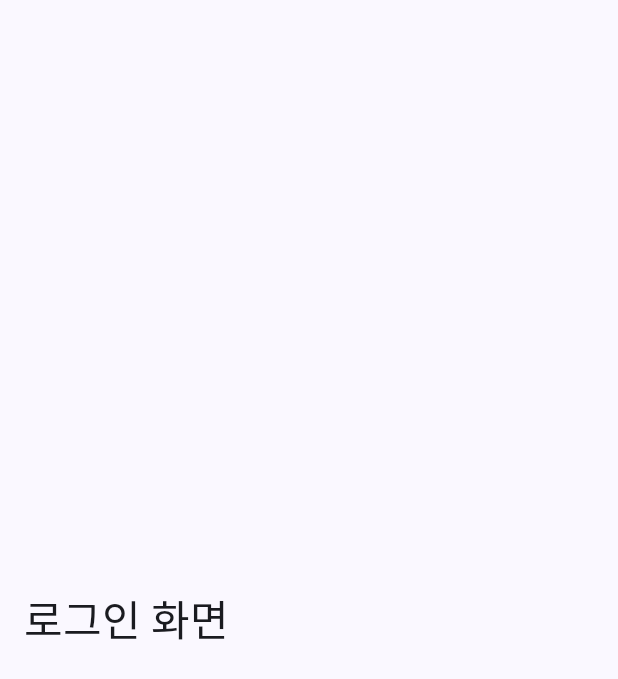
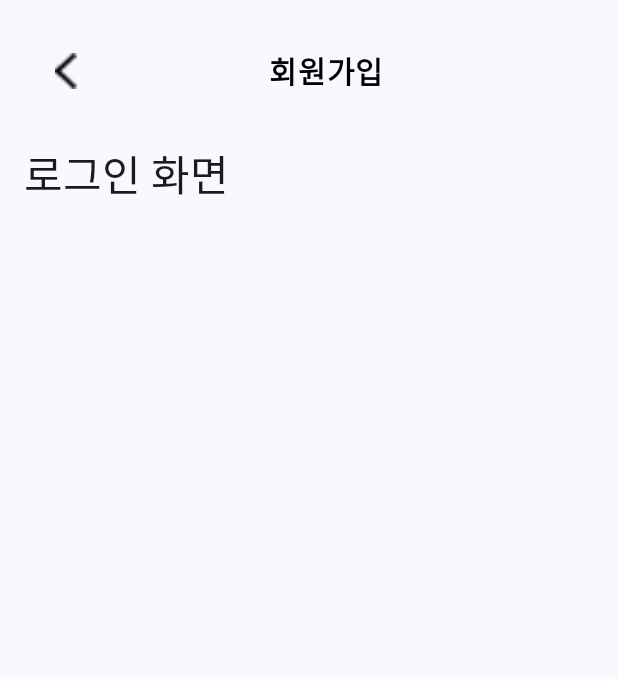
Before and after one commit to dbdbais/Kids-Wallet, an Android app built with Jetpack Compose: the screen it shows after launch (MainActivity), after a tap on "로그인", on a phone screen of 412 x 824 dp. Shown: the top 679 px of the screen. Run offline under Robolectric (Android 15) with nearby library versions, the light colour scheme and no system bars.

Commit message:
[feat] 네비게이션 코드 일관성 통일

```diff
--- a/Frontend/client/KidsWallet/app/src/main/java/com/ssafy/kidswallet/MainActivity.kt
+++ b/Frontend/client/KidsWallet/app/src/main/java/com/ssafy/kidswallet/MainActivity.kt
@@ -1,22 +1,25 @@
 package com.ssafy.kidswallet
-
+import LoginRoutingScreen
+import QuizScreen
 import android.os.Bundle
 import androidx.activity.ComponentActivity
 import androidx.activity.compose.setContent
-import androidx.compose.foundation.clickable
 import androidx.compose.foundation.layout.*
 import androidx.compose.material3.*
 import androidx.compose.runtime.*
 import androidx.compose.ui.Modifier
 import androidx.compose.ui.unit.dp
-import com.ssafy.kidswallet.ui.screens.run.parents.RunParentsScreen
+import androidx.navigation.NavHostController
+import androidx.navigation.compose.NavHost
+import androidx.navigation.compose.composable
+import androidx.navigation.compose.rememberNavController
+import com.ssafy.kidswallet.ui.screens.run.RunParentsScreen
 import com.ssafy.kidswallet.ui.theme.KidsWalletTheme
-import androidx.navigation.compose.rememberNavController
 import com.ssafy.kidswallet.ui.screens.begging.BeggingScreen
 import com.ssafy.kidswallet.ui.screens.card.CardScreen
+import com.ssafy.kidswallet.ui.screens.main.MainPageScreen
 import com.ssafy.kidswallet.ui.screens.mywallet.MyWalletScreen
-import com.ssafy.kidswallet.ui.screens.quize.QuizScreen
-import com.ssafy.kidswallet.ui.screens.login.LoginRoutingScreen
+
 
 class MainActivity : ComponentActivity() {
     override fun onCreate(savedInstanceState: Bundle?) {
@@ -27,7 +30,8 @@ class MainActivity : ComponentActivity() {
                     modifier = Modifier.fillMaxSize(),
                     color = MaterialTheme.colorScheme.background
                 ) {
-                    MainScreen()
+                    val navController = rememberNavController() // NavController 생성
+                    MainScreen(navController) // NavController를 MainScreen에 전달
                 }
             }
         }
@@ -35,70 +39,66 @@ class MainActivity : ComponentActivity() {
 }
 
 @Composable
-fun MainScreen() {
-    var showLoginRoutingScreen by remember { mutableStateOf(false) }
-    var showMyWalletScreen by remember { mutableStateOf(false) }
-    var showCardScreen by remember { mutableStateOf(false) }
-    var showRunParentsScreen by remember { mutableStateOf(false) }
-    var showBeggingScreen by remember { mutableStateOf(false) }
-    var showQuizScreen by remember { mutableStateOf(false) }
-
-    when {
-        showLoginRoutingScreen -> LoginRoutingScreen()
-        showMyWalletScreen -> MyWalletScreen()
-        showCardScreen -> CardScreen()
-        showRunParentsScreen -> RunParentsScreen()
-        showBeggingScreen -> BeggingScreen()
-        showQuizScreen -> QuizScreen()
-        else -> {
+fun MainScreen(navController: NavHostController) {
+    NavHost(navController = navController, startDestination = "main") {
+        composable("main") {
             Column(
                 modifier = Modifier
                     .fillMaxSize()
                     .padding(16.dp),
                 verticalArrangement = Arrangement.Center
             ) {
-                Text(
-                    text = "로그인",
-                    modifier = Modifier
-                        .clickable { showLoginRoutingScreen = true }
-                        .padding(16.dp)
-                )
-                Spacer(modifier = Modifier.height(16.dp))
-                Text(
-                    text = "내지갑",
-                    modifier = Modifier
-                        .clickable { showMyWalletScreen = true }
-                        .padding(16.dp)
-                )
-                Spacer(modifier = Modifier.height(16.dp))
-                Text(
-                    text = "카드신청",
-                    modifier = Modifier
-                        .clickable { showCardScreen = true }
-                        .padding(16.dp)
-                )
-                Spacer(modifier = Modifier.height(16.dp))
-                Text(
-                    text = "행복달리기",
-                    modifier = Modifier
-                        .clickable { showRunParentsScreen = true }
-                        .padding(16.dp)
-                )
-                Spacer(modifier = Modifier.height(16.dp))
-                Text(
-                    text = "용돈 조르기",
-                    modifier = Modifier
-                        .clickable { showBeggingScreen = true }
-                        .padding(16.dp)
-                )
-                Spacer(modifier = Modifier.height(16.dp))
-                Text(
-                    text = "퀴즈 ",
-                    modifier = Modifier
-                        .clickable { showQuizScreen = true }
-                        .padding(16.dp)
-                )
+                Button(
+                    onClick = { navController.navigate("loginRouting") },
+                    modifier = Modifier.padding(8.dp)
+                ) {
+                    Text("로그인")
+                }
+                Button(
+                    onClick = { navController.navigate("mainPage") },
+                    modifier = Modifier.padding(8.dp)
+                ) {
+                    Text("메인페이지")
+                }
+                Button(
+                    onClick = { navController.navigate("myWallet") },
+                    modifier = Modifier.padding(8.dp)
+                ) {
+                    Text("내지갑")
+                }
+                Button(
+                    onClick = { navController.navigate("card") },
+                    modifier = Modifier.padding(8.dp)
+                ) {
+                    Text("카드신청")
+                }
+                Button(
+                    onClick = { navController.navigate("runParents") },
+                    modifier = Modifier.padding(8.dp)
+                ) {
+                    Text("행복달리기")
+                }
+                Button(
+                    onClick = { navController.navigate("begging") },
+                    modifier = Modifier.padding(8.dp)
+                ) {
+                    Text("용돈 조르기")
+                }
+                Button(
+                    onClick = { navController.navigate("quiz") },
+                    modifier = Modifier.padding(8.dp)
+                ) {
+                    Text("퀴즈")
+                }
             }
         }
+
+        composable("loginRouting") { LoginRoutingScreen(navController) }
+        composable("mainPage") { MainPageScreen(navController) }
+        composable("myWallet") { MyWalletScreen(navController) }
+        composable("card") { CardScreen(navController) }
+        composable("runParents") { RunParentsScreen(navController) }
+        composable("begging") { BeggingScreen(navController) }
+        composable("quiz") { QuizScreen(navController) }
     }
 }
--- /dev/null
+++ b/Frontend/client/KidsWallet/app/src/main/java/com/ssafy/kidswallet/ui/components/Top.kt
@@ -0,0 +1,52 @@
+package com.ssafy.kidswallet.ui.components
+
+import androidx.compose.foundation.Image
+import androidx.compose.foundation.clickable
+import androidx.compose.foundation.layout.Row
+import androidx.compose.foundation.layout.Spacer
+import androidx.compose.foundation.layout.fillMaxWidth
+import androidx.compose.foundation.layout.padding
+import androidx.compose.foundation.layout.size
+import androidx.compose.material3.Text
+import androidx.compose.runtime.Composable
+import androidx.compose.ui.Alignment
+import androidx.compose.ui.Modifier
+import androidx.compose.ui.graphics.Color
+import androidx.compose.ui.res.painterResource
+import androidx.compose.ui.text.font.FontWeight
+import androidx.compose.ui.unit.dp
+import androidx.compose.ui.unit.sp
+import androidx.navigation.NavController
+import androidx.navigation.NavHostController
+import com.ssafy.kidswallet.R
+
+@Composable
+fun Top(title: String, navController: NavController) {
+    Row(
+        modifier = Modifier
+            .fillMaxWidth()
+            .padding(16.dp),
+        verticalAlignment = Alignment.CenterVertically
+    ) {
+        Image(
+            painter = painterResource(id = R.drawable.icon_back),
+            contentDescription = "Back",
+            modifier = Modifier
+                .size(24.dp)
+                .clickable {
+                    navController.popBackStack() // 이전 화면으로 돌아가기
+                }
+        )
+        Spacer(modifier = Modifier.weight(1f))
+
+        Text(
+            text = title,
+            fontSize = 20.sp,
+            fontWeight = FontWeight.Bold,
+            color = Color.Black,
+            modifier = Modifier.align(Alignment.CenterVertically)
+        )
+
+        Spacer(modifier = Modifier.weight(1f))
+    }
+}
--- a/Frontend/client/KidsWallet/app/src/main/java/com/ssafy/kidswallet/ui/screens/login/LoginRouting.kt
+++ b/Frontend/client/KidsWallet/app/src/main/java/com/ssafy/kidswallet/ui/screens/login/LoginRouting.kt
@@ -1,23 +1,22 @@
-package com.ssafy.kidswallet.ui.screens.login
-
-import androidx.compose.foundation.layout.Arrangement
-import androidx.compose.foundation.layout.Column
-import androidx.compose.foundation.layout.fillMaxSize
-import androidx.compose.foundation.layout.padding
+import androidx.compose.foundation.layout.*
 import androidx.compose.material3.MaterialTheme
 import androidx.compose.material3.Text
 import androidx.compose.runtime.Composable
 import androidx.compose.ui.Modifier
 import androidx.compose.ui.unit.dp
+import androidx.navigation.NavController
+import com.ssafy.kidswallet.ui.components.BackButton
+import com.ssafy.kidswallet.ui.components.Top
 
 @Composable
-fun LoginRoutingScreen() {
+fun LoginRoutingScreen(navController: NavController) {
     Column(
         modifier = Modifier
             .fillMaxSize()
-            .padding(16.dp),
-        verticalArrangement = Arrangement.Center
+            .padding(16.dp)
     ) {
+        Top(title = "회원가입", navController = navController) // BackButton 사용
+        Spacer(modifier = Modifier.height(16.dp))
         Text(text = "로그인 화면", style = MaterialTheme.typography.headlineMedium)
     }
 }
```
Also changed, not shown: Frontend/client/KidsWallet/app/src/main/java/com/ssafy/kidswallet/ui/components/BackButton.kt (added, +28 -0 lines), Frontend/client/KidsWallet/app/src/main/java/com/ssafy/kidswallet/ui/screens/begging/Begging.kt (+9 -2 lines), Frontend/client/KidsWallet/app/src/main/java/com/ssafy/kidswallet/ui/screens/card/Card.kt (+7 -3 lines), Frontend/client/KidsWallet/app/src/main/java/com/ssafy/kidswallet/ui/screens/main/MainPage.kt (added, +69 -0 lines), Frontend/client/KidsWallet/app/src/main/java/com/ssafy/kidswallet/ui/screens/mywallet/MyWallet.kt (+9 -2 lines), Frontend/client/KidsWallet/app/src/main/java/com/ssafy/kidswallet/ui/screens/quize/Quiz.kt (+9 -9 lines), Frontend/client/KidsWallet/app/src/main/java/com/ssafy/kidswallet/ui/screens/run/RunParents.kt (renamed from Frontend/client/KidsWallet/app/src/main/java/com/ssafy/kidswallet/ui/screens/run/parents/RunParents.kt, +38 -11 lines).
